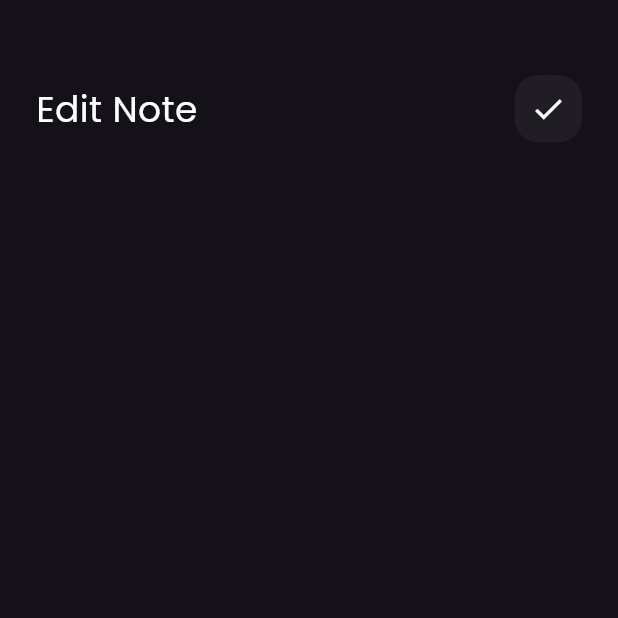
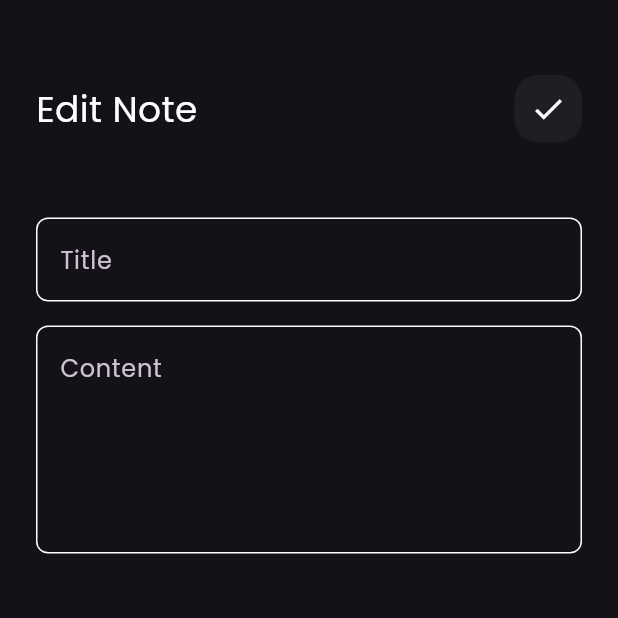
Before and after one commit to Yousef-Al-Zeer/note_app, a Flutter app: the EditNoteView screen opened directly, on a phone screen of 412 x 824 dp, the top half of it. Run offline on Flutter 3.47's test engine with Material 3 defaults, Android fonts, the phone set to English and light mode, and no system bars; our stand-ins replace font_awesome_flutter.

```diff
--- a/lib/views/widgets/edit_view_body.dart
+++ b/lib/views/widgets/edit_view_body.dart
@@ -18,6 +18,17 @@ class EditViewBody extends StatelessWidget {
             textTitle: "Edit Note",
             icon: Icons.check,
           ),
+          SizedBox(
+            height: 50,
+          ),
+          CustomTextField(hint: "Title"),
+          SizedBox(
+            height: 16,
+          ),
+          CustomTextField(
+            hint: "Content",
+            maxLines: 5,
+          ),
         ],
       ),
     );
```
Also changed, not shown: lib/models/note_mode.dart (added, +12 -0 lines).
